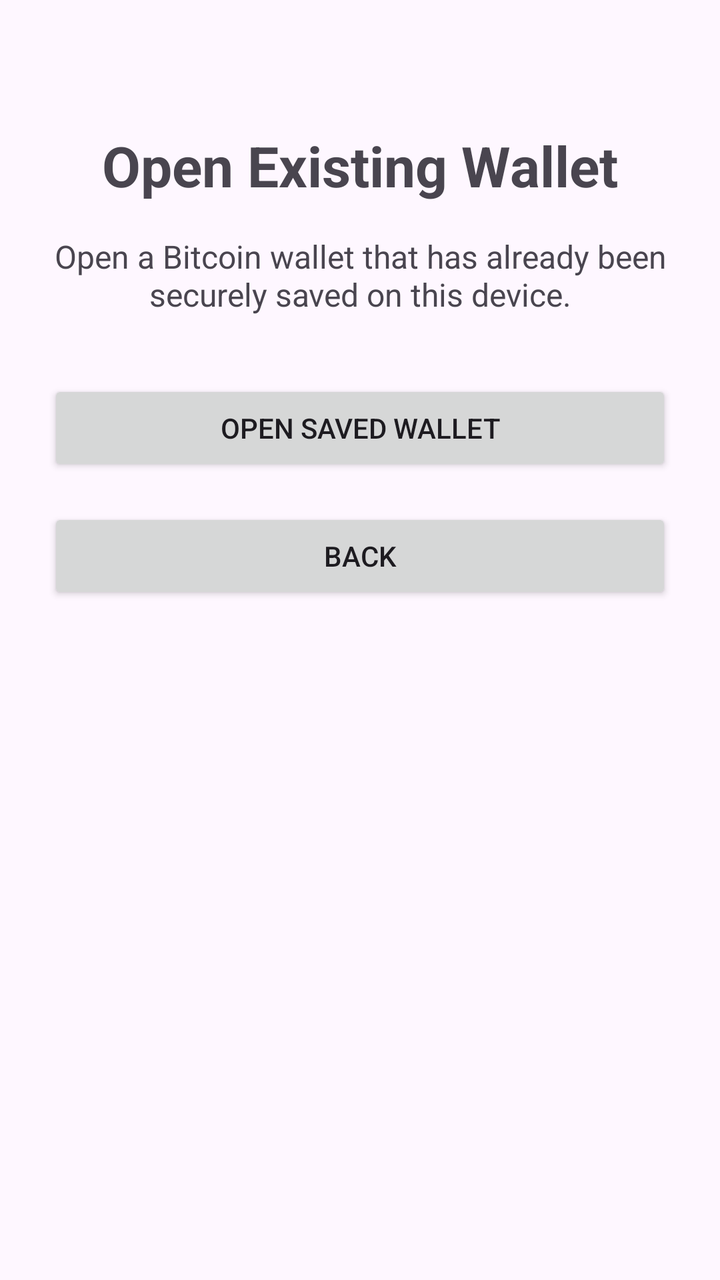
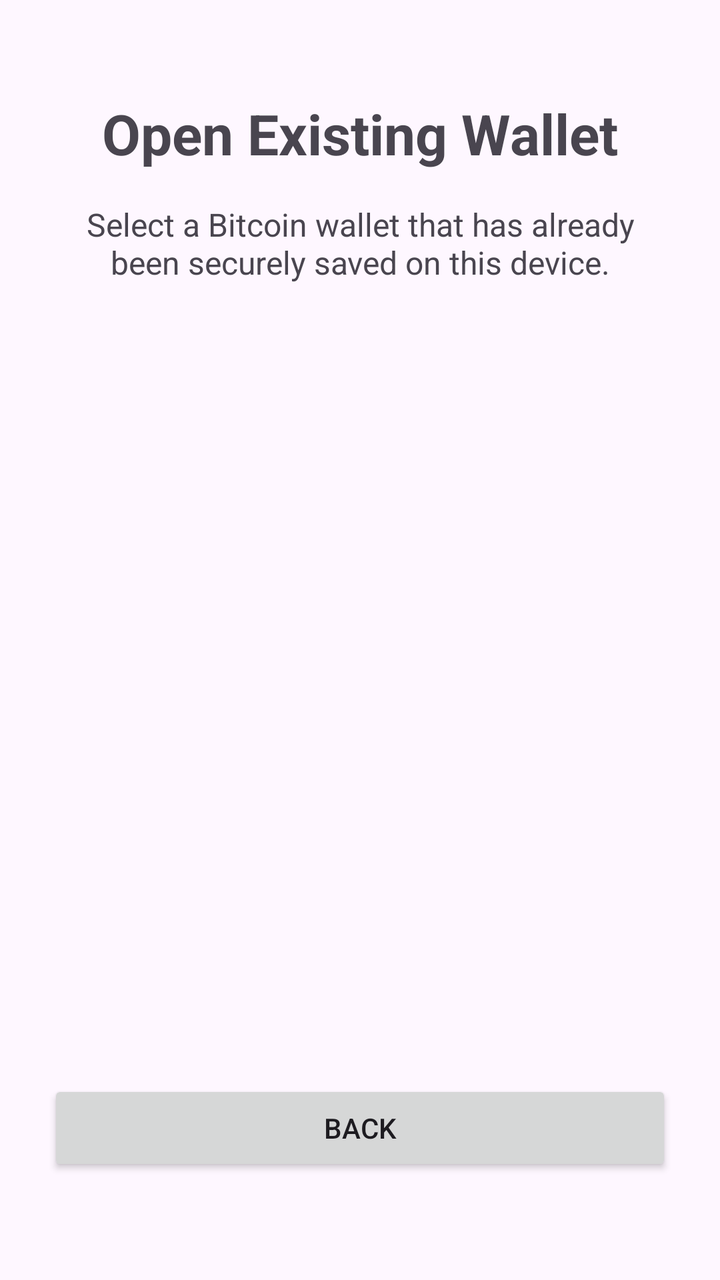

An Android layout rendered at two revisions. The XML below is the earlier revision; the diff shows what the commit changed to produce the second picture.
<!-- AndroidManifest.xml: application theme Theme.LegacyBTC -->
<!-- res/layout/activity_open_wallet.xml -->
<?xml version="1.0" encoding="utf-8"?>
<LinearLayout xmlns:android="http://schemas.android.com/apk/res/android"
    android:layout_width="match_parent"
    android:layout_height="match_parent"
    android:orientation="vertical"
    android:gravity="center_horizontal"
    android:padding="24dp">

    
    <TextView
        android:id="@+id/openWalletTitle"
        android:layout_width="wrap_content"
        android:layout_height="wrap_content"
        android:text="Open Existing Wallet"
        android:textSize="28sp"
        android:textStyle="bold"
        android:layout_marginTop="40dp"
        android:layout_marginBottom="16dp" />

    
    <TextView
        android:id="@+id/openWalletDescription"
        android:layout_width="match_parent"
        android:layout_height="wrap_content"
        android:text="Open a Bitcoin wallet that has already been securely saved on this device."
        android:textSize="16sp"
        android:gravity="center"
        android:layout_marginBottom="32dp" />

    
    <Button
        android:id="@+id/openSavedWalletButton"
        android:layout_width="match_parent"
        android:layout_height="wrap_content"
        android:text="Open Saved Wallet"
        android:layout_marginBottom="16dp" />

    
    <TextView
        android:id="@+id/walletAddressText"
        android:layout_width="match_parent"
        android:layout_height="wrap_content"
        android:text="Wallet address will appear here"
        android:textSize="16sp"
        android:padding="16dp"
        android:visibility="gone"
        android:layout_marginBottom="16dp" />

    
    <Button
        android:id="@+id/backButton"
        android:layout_width="match_parent"
        android:layout_height="wrap_content"
        android:text="Back" />

</LinearLayout>
<!-- resources referenced by this layout -->
<resources>
  <style name="Theme.LegacyBTC" parent="Base.Theme.LegacyBTC" />
  <style name="Base.Theme.LegacyBTC" parent="Theme.Material3.DayNight.NoActionBar">
          
          
      </style>
</resources>

<!-- the commit's change to res/layout/activity_open_wallet.xml (unified diff, before → after) -->
@@ -3,8 +3,10 @@
     android:layout_width="match_parent"
     android:layout_height="match_parent"
     android:orientation="vertical"
-    android:gravity="center_horizontal"
-    android:padding="24dp">
+    android:paddingStart="24dp"
+    android:paddingEnd="24dp"
+    android:paddingTop="24dp"
+    android:paddingBottom="40dp">
 
     
     <TextView
@@ -14,7 +16,8 @@
         android:text="Open Existing Wallet"
         android:textSize="28sp"
         android:textStyle="bold"
-        android:layout_marginTop="40dp"
+        android:layout_gravity="center_horizontal"
+        android:layout_marginTop="24dp"
         android:layout_marginBottom="16dp" />
 
     
@@ -22,35 +25,36 @@
         android:id="@+id/openWalletDescription"
         android:layout_width="match_parent"
         android:layout_height="wrap_content"
-        android:text="Open a Bitcoin wallet that has already been securely saved on this device."
+        android:text="Select a Bitcoin wallet that has already been securely saved on this device."
         android:textSize="16sp"
         android:gravity="center"
-        android:layout_marginBottom="32dp" />
-
-    
-    <Button
-        android:id="@+id/openSavedWalletButton"
-        android:layout_width="match_parent"
-        android:layout_height="wrap_content"
-        android:text="Open Saved Wallet"
         android:layout_marginBottom="16dp" />
 
     
-    <TextView
-        android:id="@+id/walletAddressText"
+    <ScrollView
+        android:id="@+id/savedWalletsScrollView"
         android:layout_width="match_parent"
-        android:layout_height="wrap_content"
-        android:text="Wallet address will appear here"
-        android:textSize="16sp"
-        android:padding="16dp"
-        android:visibility="gone"
-        android:layout_marginBottom="16dp" />
+        android:layout_height="0dp"
+        android:layout_weight="1"
+        android:fillViewport="true">
+
+        
+        <LinearLayout
+            android:id="@+id/savedWalletsContainer"
+            android:layout_width="match_parent"
+            android:layout_height="wrap_content"
+            android:orientation="vertical"
+            android:paddingBottom="12dp" />
+
+    </ScrollView>
 
     
     <Button
         android:id="@+id/backButton"
         android:layout_width="match_parent"
         android:layout_height="wrap_content"
-        android:text="Back" />
+        android:text="Back"
+        android:layout_marginTop="12dp"
+        android:layout_marginBottom="12dp" />
 
 </LinearLayout>
